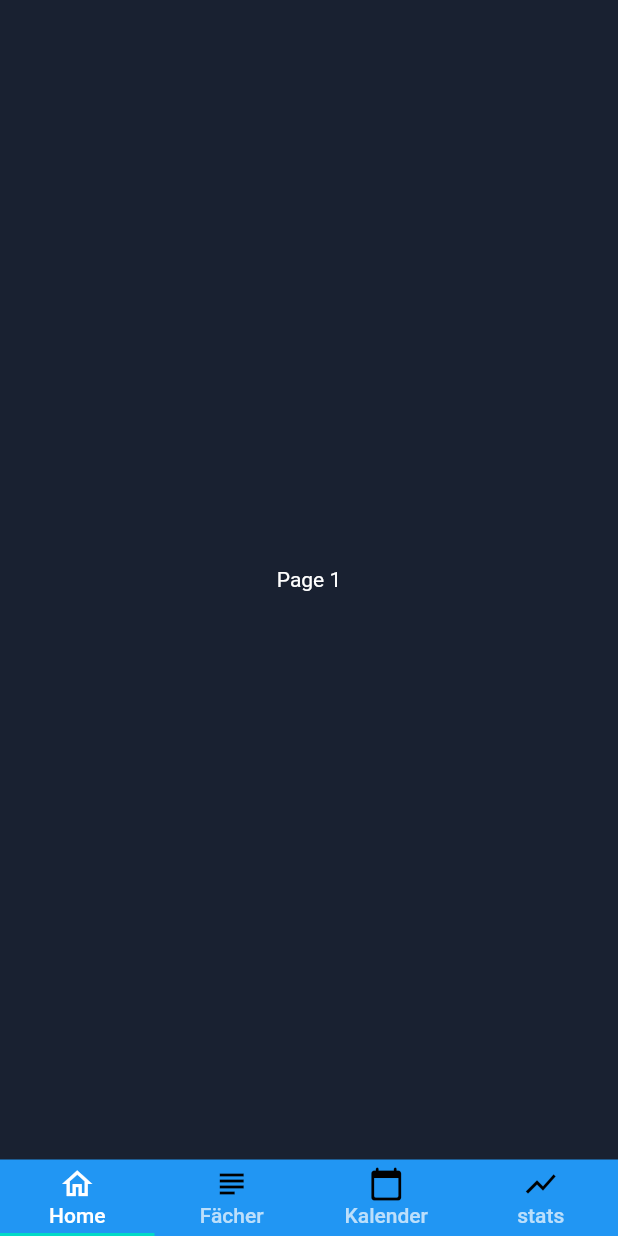
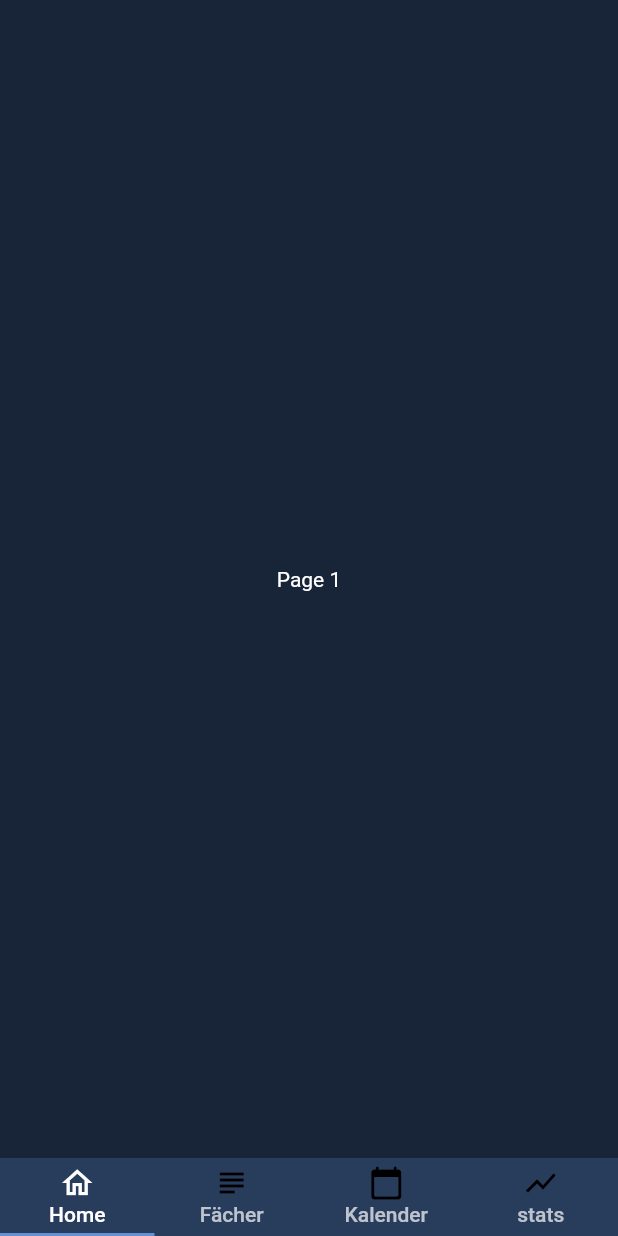
Before and after one commit to Dojagames/Abiplaner, a Flutter app: the screen it shows after launch, on a phone screen of 412 x 824 dp. Run offline on Flutter 3.47's test engine with Material 2 defaults, Android fonts, the phone set to English and light mode, and no system bars; our stand-ins replace fluttertoast.

Commit message:
changed Theme1

```diff
--- a/lib/data/Themes.dart
+++ b/lib/data/Themes.dart
@@ -2,13 +2,19 @@ import 'package:flutter/material.dart';
 
 class MyThemes {
   static final Theme1 = ThemeData(
-    backgroundColor: Colors.blue.shade800,
-    scaffoldBackgroundColor: const Color(0xFF192131),
-    colorScheme: const ColorScheme.dark(),
-    canvasColor: Colors.lightBlue,
-
+    backgroundColor: const Color(0xFF182437),
+    scaffoldBackgroundColor: const Color(0xFF182437),
+    canvasColor: Colors.lightBlue, colorScheme: const ColorScheme.dark().copyWith(secondary: const Color(0xFF6490d6)),
+    //Listview
   );
   static final Theme2 = ThemeData(
 
   );
+
+  var pallette = <Color>[
+    const Color(0xFF182437), // Background
+    const Color(0xFF6490d6), // Accent
+    const Color(0xFF283C5C), // Tabbar
+
+  ];
 }
--- a/lib/main.dart
+++ b/lib/main.dart
@@ -76,9 +76,9 @@ class _MyHomePageState extends State<MyHomePage> with SingleTickerProviderStateM
         children: _kTabPages,
       ),
       bottomNavigationBar: SizedBox(
-          height: 51,
+          height: 52,
         child: Container(
-          color: Colors.blue,
+          color: const Color(0xFF283C5C),
           child: TabBar(
             tabs: [
               Tab(icon: SizedBox(child: Icon(Icons.home_outlined, color: _tabController.index == 0 ? Colors.white : Colors.black), height: 15), text: "Home"),
```
